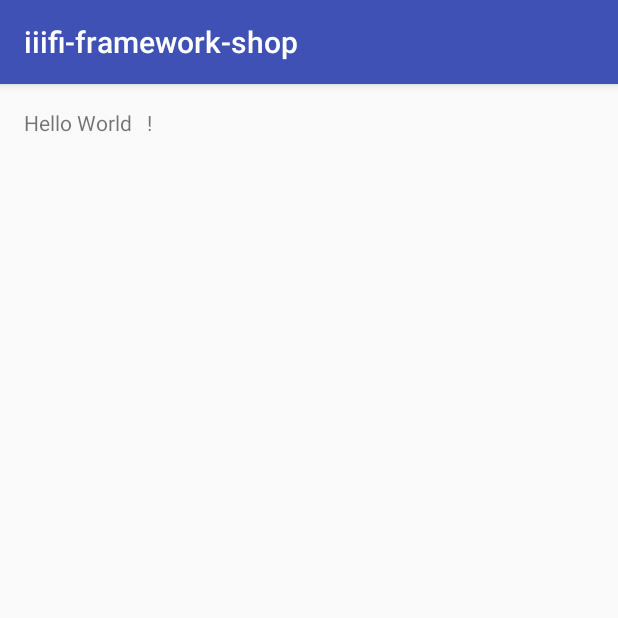
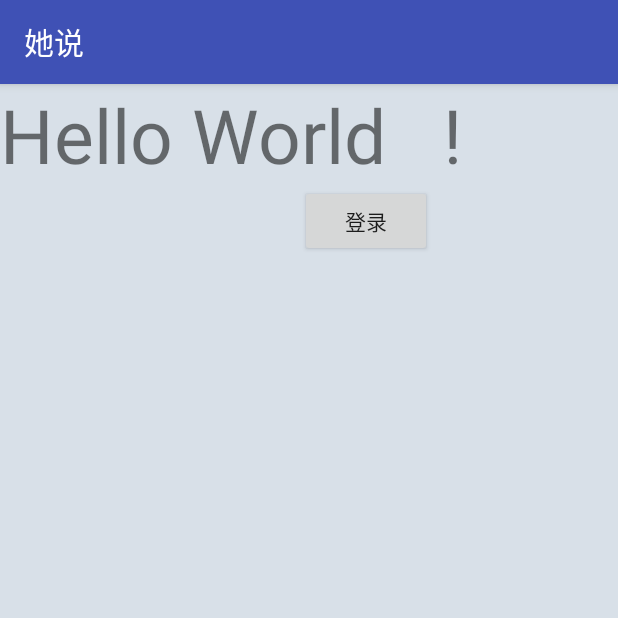
Before and after one commit to iiifi/iiifi-android-demo01, an Android app: the screen it shows after launch (MainActivity), on a phone screen of 412 x 824 dp, the top half of it. Run offline under Robolectric (Android 15) with nearby library versions, the phone set to English and light mode, and no system bars.

Commit message:
修改提示

```diff
--- a/app/src/main/AndroidManifest.xml
+++ b/app/src/main/AndroidManifest.xml
@@ -1,6 +1,6 @@
 <?xml version="1.0" encoding="utf-8"?>
 <manifest xmlns:android="http://schemas.android.com/apk/res/android"
-    package="com.iiifi.shop">
+    package="com.iiifi.shop.activity">
 
     <application
         android:allowBackup="true"
@@ -8,13 +8,14 @@
         android:label="@string/app_name"
         android:supportsRtl="true"
         android:theme="@style/AppTheme">
-        <activity android:name=".activity.MainActivity">
+        <activity android:name=".MainActivity">
             <intent-filter>
                 <action android:name="android.intent.action.MAIN" />
 
                 <category android:name="android.intent.category.LAUNCHER" />
             </intent-filter>
         </activity>
+        <activity android:name=".LoginActivity"></activity>
     </application>
 
 </manifest>
--- a/app/src/main/java/com/iiifi/shop/activity/MainActivity.java
+++ b/app/src/main/java/com/iiifi/shop/activity/MainActivity.java
@@ -1,16 +1,18 @@
 package com.iiifi.shop.activity;
 
+import android.content.Intent;
 import android.support.v7.app.AppCompatActivity;
 import android.os.Bundle;
+import android.view.View;
+import android.widget.Button;
 
-import com.iiifi.shop.R;
 import com.iiifi.shop.handler.HandlerUtil;
 import com.iiifi.shop.widget.SplashScreen;
 
 public class MainActivity extends AppCompatActivity {
 
     private SplashScreen splashScreen;
-
+    private Button loginBtn;
     @Override
     protected void onCreate(Bundle savedInstanceState) {
         splashScreen = new SplashScreen(this);
@@ -18,6 +20,14 @@ public class MainActivity extends AppCompatActivity {
                 SplashScreen.FADE_OUT);
         super.onCreate(savedInstanceState);
         setContentView(R.layout.activity_main);
+        loginBtn= (Button) findViewById(R.id.login_btn);
+        loginBtn.setOnClickListener(new View.OnClickListener(){
+            @Override
+            public void onClick(View v) {
+                Intent intent=new Intent(MainActivity.this,LoginActivity.class);
+                startActivity(intent);
+            }
+        });
         HandlerUtil.getInstance(this).postDelayed(new Runnable() {
             @Override
             public void run() {
--- a/app/src/main/java/com/iiifi/shop/widget/SplashScreen.java
+++ b/app/src/main/java/com/iiifi/shop/widget/SplashScreen.java
@@ -9,7 +9,7 @@ import android.view.ViewGroup;
 import android.view.Window;
 import android.view.WindowManager;
 import android.widget.LinearLayout;
-import com.iiifi.shop.R;
+import com.iiifi.shop.activity.R;
 
 
 /**
--- a/app/src/main/res/layout/activity_main.xml
+++ b/app/src/main/res/layout/activity_main.xml
@@ -1,17 +1,22 @@
 <?xml version="1.0" encoding="utf-8"?>
-<RelativeLayout xmlns:android="http://schemas.android.com/apk/res/android"
-    xmlns:tools="http://schemas.android.com/tools"
-    android:id="@+id/activity_main"
+<LinearLayout xmlns:android="http://schemas.android.com/apk/res/android"
+    android:orientation="vertical"
     android:layout_width="match_parent"
     android:layout_height="match_parent"
-    android:paddingBottom="@dimen/activity_vertical_margin"
-    android:paddingLeft="@dimen/activity_horizontal_margin"
-    android:paddingRight="@dimen/activity_horizontal_margin"
-    android:paddingTop="@dimen/activity_vertical_margin"
-    tools:context="com.iiifi.shop.activity.MainActivity">
-
+    android:background="#d8e0e8"
+        >
     <TextView
+        android:layout_width="match_parent"
+        android:layout_height="wrap_content"
+        android:text="Hello World   !"
+        android:textSize="50dp"
+        />
+    <Button
+        android:id="@+id/login_btn"
+        android:gravity="center"
         android:layout_width="wrap_content"
         android:layout_height="wrap_content"
-        android:text="Hello World   !" />
-</RelativeLayout>
+        android:layout_marginLeft="200dp"
+        android:text="登录"
+        />
+</LinearLayout>
--- a/app/src/main/res/values/strings.xml
+++ b/app/src/main/res/values/strings.xml
@@ -1,3 +1,3 @@
 <resources>
-    <string name="app_name">iiifi-framework-shop</string>
+    <string name="app_name">她说</string>
 </resources>
```
Also changed, not shown: app/src/main/java/com/iiifi/shop/activity/LoginActivity.java (added, +13 -0 lines), app/src/main/res/layout/activity_login.xml (added, +20 -0 lines).
